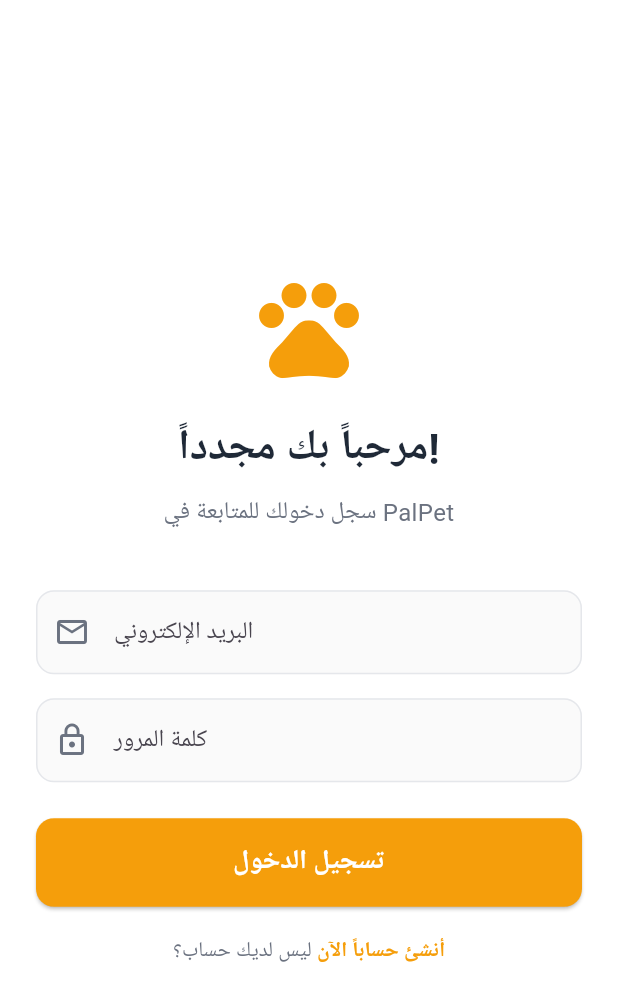
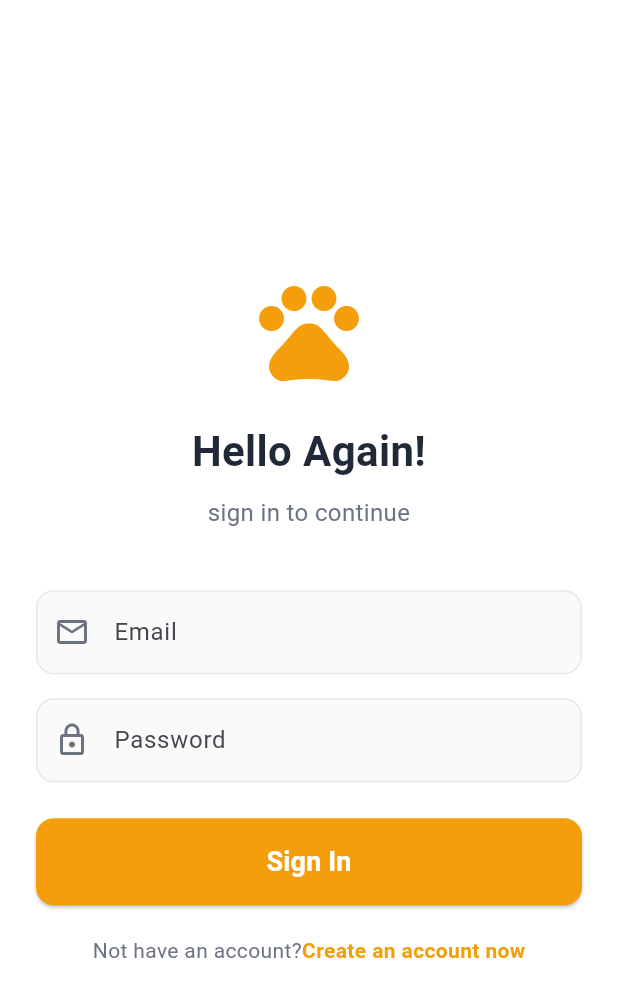
Before and after one commit to 1nader1/palpetapp, a Flutter app: the screen it shows after launch, on a phone screen of 412 x 824 dp. Shown: the top 1001 px of the screen. Run offline on Flutter 3.47's test engine with Material 3 defaults, Android fonts, the phone set to English and light mode, and no system bars; our stand-ins replace cloud_firestore, firebase_auth, firebase_core, firebase_storage, image_picker; accounts and stored records are empty; Roboto replaces fonts that are missing (Segoe UI).

Commit message:
auth to be English

```diff
--- a/lib/screens/auth/login_screen.dart
+++ b/lib/screens/auth/login_screen.dart
@@ -25,7 +25,7 @@ class _LoginScreenState extends State<LoginScreen> {
           email: _emailController.text.trim(),
           password: _passwordController.text.trim(),
         );
-        // الانتقال للصفحة الرئيسية بعد النجاح وحذف الصفحات السابقة من الذاكرة
+        // to main shell and remove all previous routes
         if (mounted) {
           Navigator.pushAndRemoveUntil(
             context,
@@ -58,11 +58,11 @@ class _LoginScreenState extends State<LoginScreen> {
               mainAxisAlignment: MainAxisAlignment.center,
               crossAxisAlignment: CrossAxisAlignment.stretch,
               children: [
-                // اللوجو أو العنوان
+                // logo and title
                 const Icon(Icons.pets, size: 80, color: AppColors.primary),
                 const SizedBox(height: 20),
                 const Text(
-                  'مرحباً بك مجدداً!',
+                  'Hello Again!',
                   textAlign: TextAlign.center,
                   style: TextStyle(
                     fontSize: 28,
@@ -72,33 +72,33 @@ class _LoginScreenState extends State<LoginScreen> {
                 ),
                 const SizedBox(height: 10),
                 const Text(
-                  'سجل دخولك للمتابعة في PalPet',
+                  'sign in to continue',
                   textAlign: TextAlign.center,
                   style: TextStyle(fontSize: 16, color: AppColors.textGrey),
                 ),
                 const SizedBox(height: 40),
 
-                // حقل الإيميل
+                // email field
                 TextFormField(
                   controller: _emailController,
                   keyboardType: TextInputType.emailAddress,
-                  decoration: _inputDecoration('البريد الإلكتروني', Icons.email_outlined),
+                  decoration: _inputDecoration('Email', Icons.email_outlined),
                   validator: (value) =>
-                      value!.isEmpty ? 'الرجاء إدخال البريد الإلكتروني' : null,
+                      value!.isEmpty ? 'Please enter your email' : null,
                 ),
                 const SizedBox(height: 16),
 
-                // حقل كلمة المرور
+                // password field
                 TextFormField(
                   controller: _passwordController,
                   obscureText: true,
-                  decoration: _inputDecoration('كلمة المرور', Icons.lock_outline),
+                  decoration: _inputDecoration('Password', Icons.lock_outline),
                   validator: (value) =>
-                      value!.length < 6 ? 'كلمة المرور يجب أن تكون 6 أحرف على الأقل' : null,
+                      value!.length < 6 ? 'Password must be at least 6 characters' : null,
                 ),
                 const SizedBox(height: 24),
 
-                // زر الدخول
+                // login button
                 _isLoading
                     ? const Center(child: CircularProgressIndicator(color: AppColors.primary))
                     : ElevatedButton(
@@ -111,17 +111,17 @@ class _LoginScreenState extends State<LoginScreen> {
                           ),
                         ),
                         child: const Text(
-                          'تسجيل الدخول',
+                          'Sign In',
                           style: TextStyle(fontSize: 18, color: Colors.white, fontWeight: FontWeight.bold),
                         ),
                       ),
                 const SizedBox(height: 20),
 
-                // رابط إنشاء حساب
+                // register link
                 Row(
                   mainAxisAlignment: MainAxisAlignment.center,
                   children: [
-                    const Text('ليس لديك حساب؟ ', style: TextStyle(color: AppColors.textGrey)),
+                    const Text('Not have an account?', style: TextStyle(color: AppColors.textGrey)),
                     GestureDetector(
                       onTap: () {
                         Navigator.push(
@@ -130,7 +130,7 @@ class _LoginScreenState extends State<LoginScreen> {
                         );
                       },
                       child: const Text(
-                        'أنشئ حساباً الآن',
+                        'Create an account now',
                         style: TextStyle(color: AppColors.primary, fontWeight: FontWeight.bold),
                       ),
                     ),
--- a/lib/screens/auth/register_screen.dart
+++ b/lib/screens/auth/register_screen.dart
@@ -26,7 +26,7 @@ class _RegisterScreenState extends State<RegisterScreen> {
           password: _passwordController.text.trim(),
           name: _nameController.text.trim(),
         );
-        // الانتقال للصفحة الرئيسية بعد النجاح
+        // to main shell and remove all previous routes
         if (mounted) {
           Navigator.pushAndRemoveUntil(
             context,
@@ -64,7 +64,7 @@ class _RegisterScreenState extends State<RegisterScreen> {
               crossAxisAlignment: CrossAxisAlignment.stretch,
               children: [
                 const Text(
-                  'إنشاء حساب جديد',
+                  'Create a new account',
                   textAlign: TextAlign.center,
                   style: TextStyle(
                     fontSize: 28,
@@ -74,42 +74,42 @@ class _RegisterScreenState extends State<RegisterScreen> {
                 ),
                 const SizedBox(height: 10),
                 const Text(
-                  'انضم لمجتمع PalPet!',
+                  'Join the PalPet Community!',
                   textAlign: TextAlign.center,
                   style: TextStyle(fontSize: 16, color: AppColors.textGrey),
                 ),
                 const SizedBox(height: 40),
 
-                // حقل الاسم
+                // full name field
                 TextFormField(
                   controller: _nameController,
-                  decoration: _inputDecoration('الاسم الكامل', Icons.person_outline),
+                  decoration: _inputDecoration('Full Name', Icons.person_outline),
                   validator: (value) =>
-                      value!.isEmpty ? 'الرجاء إدخال اسمك' : null,
+                      value!.isEmpty ? 'Please enter your name' : null,
                 ),
                 const SizedBox(height: 16),
 
-                // حقل الإيميل
+                // email field
                 TextFormField(
                   controller: _emailController,
                   keyboardType: TextInputType.emailAddress,
-                  decoration: _inputDecoration('البريد الإلكتروني', Icons.email_outlined),
+                  decoration: _inputDecoration('Email', Icons.email_outlined),
                   validator: (value) =>
-                      value!.isEmpty ? 'الرجاء إدخال البريد الإلكتروني' : null,
+                      value!.isEmpty ? 'Please enter your email' : null,
                 ),
                 const SizedBox(height: 16),
 
-                // حقل كلمة المرور
+                // password field
                 TextFormField(
                   controller: _passwordController,
                   obscureText: true,
-                  decoration: _inputDecoration('كلمة المرور', Icons.lock_outline),
+                  decoration: _inputDecoration('Password', Icons.lock_outline),
                   validator: (value) =>
-                      value!.length < 6 ? 'كلمة المرور يجب أن تكون 6 أحرف على الأقل' : null,
+                      value!.length < 6 ? 'Password must be at least 6 characters' : null,
                 ),
                 const SizedBox(height: 24),
 
-                // زر التسجيل
+                //register button
                 _isLoading
                     ? const Center(child: CircularProgressIndicator(color: AppColors.primary))
                     : ElevatedButton(
@@ -122,7 +122,7 @@ class _RegisterScreenState extends State<RegisterScreen> {
                           ),
                         ),
                         child: const Text(
-                          'إنشاء الحساب',
+                          'Register',
                           style: TextStyle(fontSize: 18, color: Colors.white, fontWeight: FontWeight.bold),
                         ),
                       ),
--- a/lib/screens/profile/profile_screen.dart
+++ b/lib/screens/profile/profile_screen.dart
@@ -30,11 +30,11 @@ class _ProfileScreenState extends State<ProfileScreen> {
     final user = FirebaseAuth.instance.currentUser;
     if (user != null) {
       setState(() {
-        _email = user.email ?? ""; // الإيميل موجود دائماً في الـ Auth
+        _email = user.email ?? "";
       });
 
       try {
-        // جلب الاسم من Firestore (من كولكشن users)
+
         DocumentSnapshot userDoc = await FirebaseFirestore.instance
             .collection('users')
             .doc(user.uid)
@@ -43,7 +43,7 @@ class _ProfileScreenState extends State<ProfileScreen> {
         if (userDoc.exists && mounted) {
           setState(() {
             _name = userDoc['name'] ?? "مستخدم PalPet";
-            // يمكنك هنا أيضاً جلب الصورة إذا كنت قد حفظتها في الداتابيس
+
           });
         }
       } catch (e) {
@@ -52,12 +52,11 @@ class _ProfileScreenState extends State<ProfileScreen> {
     }
   }
 
-  // دالة تسجيل الخروج
   void _handleLogout() async {
     try {
       await AuthService().signOut();
       if (mounted) {
-        // العودة لصفحة تسجيل الدخول وحذف كل الصفحات السابقة من المكدس
+
         Navigator.pushAndRemoveUntil(
           context,
           MaterialPageRoute(builder: (context) => const LoginScreen()),
@@ -137,7 +136,7 @@ class _ProfileScreenState extends State<ProfileScreen> {
               padding: const EdgeInsets.symmetric(horizontal: 20),
               child: Row(
                 children: [
-                  _buildStatCard("My Pets", "0"), // مؤقتاً 0 حتى نبرمج إضافة الحيوانات
+                  _buildStatCard("My Pets", "0"),
                   const SizedBox(width: 16),
                   _buildStatCard("Bookings", "0"),
                   const SizedBox(width: 16),
@@ -199,12 +198,11 @@ class _ProfileScreenState extends State<ProfileScreen> {
                   ),
                   const SizedBox(height: 12),
 
-                  // زر تسجيل الخروج
                   ProfileMenuItem(
                     title: "Log Out",
                     icon: Icons.logout,
                     isLogout: true,
-                    onTap: _handleLogout, // تم ربط الدالة هنا
+                    onTap: _handleLogout,
                   ),
                   const SizedBox(height: 30),
                 ],
```
Also changed, not shown: lib/screens/add_post/add_post_screen.dart (+2 -7 lines), pubspec.lock, 1 other file.
